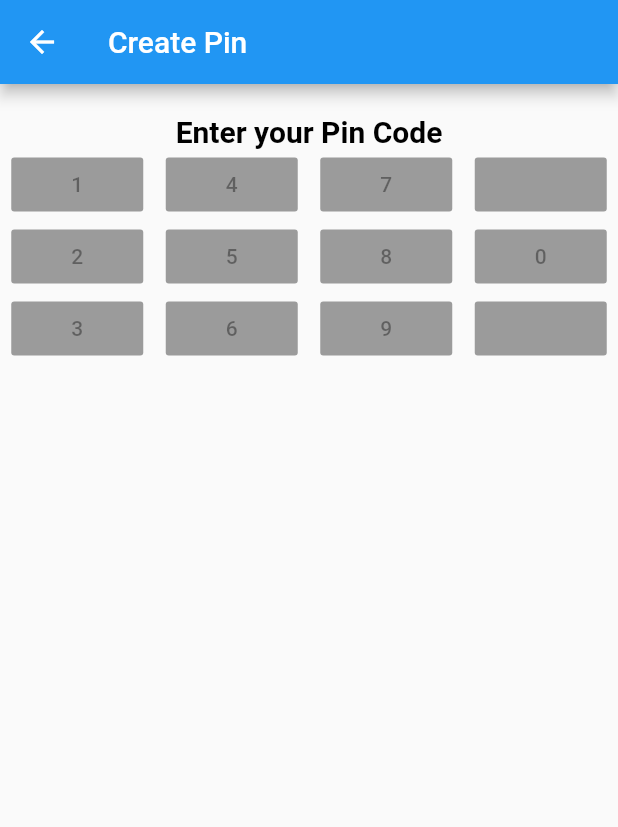
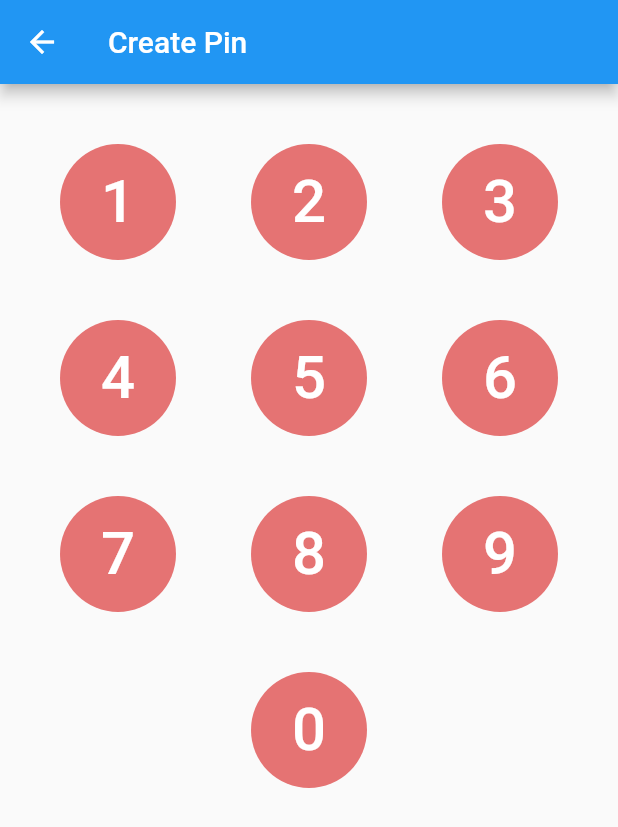
Before and after one commit to rodydavis/flutter_login, a Flutter app: the PinCodeCreate screen opened directly, on a phone screen of 412 x 824 dp. Shown: the top 827 px of the screen. Run offline on Flutter 3.47's test engine with Material 2 defaults, Android fonts, the phone set to English and light mode, and no system bars; our stand-ins replace local_auth.

Commit message:
Added Pin Code Screens
Just a View currently, Buttons do not do anything yet

```diff
--- a/lib/authentication/pincode_create.dart
+++ b/lib/authentication/pincode_create.dart
@@ -8,121 +8,155 @@ class PinCodeCreate extends StatelessWidget {
         appBar: new AppBar(
           title: new Text("Create Pin"),
         ),
-      body: new Center(
-          child: new Column(
+        body: new GridView.count(
+          primary: false,
+          padding: const EdgeInsets.all(20.0),
+          crossAxisSpacing: 10.0,
+          crossAxisCount: 3,
           children: <Widget>[
-          new Container(height: 20.0),
-          new Text(
-            'Enter your Pin Code',
+            new Padding(
+              padding: new EdgeInsets.all(20.0),
+              child: new FloatingActionButton(
+                  elevation: 0.0,
+                  heroTag: "1",
+                  child: new Text('1',
                       style: new TextStyle(
-              color: Colors.black,
-              fontWeight: FontWeight.bold,
-              fontSize: 20.0,
+                        fontSize: 40.0,
+                        fontFamily: 'Roboto',
+                        color: Colors.white,
+                      )),
+                  backgroundColor: new Color(0xFFE57373),
+                  onPressed: () {}),
             ),
+            new Padding(
+              padding: new EdgeInsets.all(20.0),
+              child: new FloatingActionButton(
+                  elevation: 0.0,
+                  heroTag: "2",
+                  child: new Text('2',
+                      style: new TextStyle(
+                        fontSize: 40.0,
+                        fontFamily: 'Roboto',
+                        color: Colors.white,
+                      )),
+                  backgroundColor: new Color(0xFFE57373),
+                  onPressed: () {}),
             ),
-          new Row(
-            children: <Widget>[
-              new Expanded(
-                child: new Column(
-                  children: <Widget>[
-                    new Expanded(
-                      child: new RaisedButton(
-                        child: new Text('1'),
-                        onPressed: null,
+            new Padding(
+              padding: new EdgeInsets.all(20.0),
+              child: new FloatingActionButton(
+                  elevation: 0.0,
+                  heroTag: "3",
+                  child: new Text('3',
+                      style: new TextStyle(
+                        fontSize: 40.0,
+                        fontFamily: 'Roboto',
+                        color: Colors.white,
+                      )),
+                  backgroundColor: new Color(0xFFE57373),
+                  onPressed: () {}),
             ),
+            new Padding(
+              padding: new EdgeInsets.all(20.0),
+              child: new FloatingActionButton(
+                  elevation: 0.0,
+                  heroTag: "4",
+                  child: new Text('4',
+                      style: new TextStyle(
+                        fontSize: 40.0,
+                        fontFamily: 'Roboto',
+                        color: Colors.white,
+                      )),
+                  backgroundColor: new Color(0xFFE57373),
+                  onPressed: () {}),
             ),
-                    new Expanded(
-                      child: new RaisedButton(
-                        child: new Text('2'),
-                        onPressed: null,
+            new Padding(
+              padding: new EdgeInsets.all(20.0),
+              child: new FloatingActionButton(
+                  elevation: 0.0,
+                  heroTag: "5",
+                  child: new Text('5',
+                      style: new TextStyle(
+                        fontSize: 40.0,
+                        fontFamily: 'Roboto',
+                        color: Colors.white,
+                      )),
+                  backgroundColor: new Color(0xFFE57373),
+                  onPressed: () {}),
             ),
+            new Padding(
+              padding: new EdgeInsets.all(20.0),
+              child: new FloatingActionButton(
+                  elevation: 0.0,
+                  heroTag: "6",
+                  child: new Text('6',
+                      style: new TextStyle(
+                        fontSize: 40.0,
+                        fontFamily: 'Roboto',
+                        color: Colors.white,
+                      )),
+                  backgroundColor: new Color(0xFFE57373),
+                  onPressed: () {}),
             ),
-                    new Expanded(
-                      child: new RaisedButton(
-                        child: new Text('3'),
-                        onPressed: null,
+            new Padding(
+              padding: new EdgeInsets.all(20.0),
+              child: new FloatingActionButton(
+                  elevation: 0.0,
+                  heroTag: "7",
+                  child: new Text('7',
+                      style: new TextStyle(
+                        fontSize: 40.0,
+                        fontFamily: 'Roboto',
+                        color: Colors.white,
+                      )),
+                  backgroundColor: new Color(0xFFE57373),
+                  onPressed: () {}),
             ),
+            new Padding(
+              padding: new EdgeInsets.all(20.0),
+              child: new FloatingActionButton(
+                  elevation: 0.0,
+                  heroTag: "8",
+                  child: new Text('8',
+                      style: new TextStyle(
+                        fontSize: 40.0,
+                        fontFamily: 'Roboto',
+                        color: Colors.white,
+                      )),
+                  backgroundColor: new Color(0xFFE57373),
+                  onPressed: () {}),
             ),
+            new Padding(
+              padding: new EdgeInsets.all(20.0),
+              child: new FloatingActionButton(
+                  elevation: 0.0,
+                  heroTag: "9",
+                  child: new Text('9',
+                      style: new TextStyle(
+                        fontSize: 40.0,
+                        fontFamily: 'Roboto',
+                        color: Colors.white,
+                      )),
+                  backgroundColor: new Color(0xFFE57373),
+                  onPressed: () {}),
+            ),
+            new Text(''),
+            new Padding(
+              padding: new EdgeInsets.all(20.0),
+              child: new FloatingActionButton(
+                  elevation: 0.0,
+                  heroTag: "0",
+                  child: new Text('0',
+                      style: new TextStyle(
+                        fontSize: 40.0,
+                        fontFamily: 'Roboto',
+                        color: Colors.white,
+                      )),
+                  backgroundColor: new Color(0xFFE57373),
+                  onPressed: () {}),
+            ),
+            new Text(''),
           ],
-                ),
-              ),
-              new Expanded(
-                child: new Column(
-                  children: <Widget>[
-                    new Expanded(
-                      child: new RaisedButton(
-                        child: new Text('4'),
-                        onPressed: null,
-                      ),
-                    ),
-                    new Expanded(
-                      child: new RaisedButton(
-                        child: new Text('5'),
-                        onPressed: null,
-                      ),
-                    ),
-                    new Expanded(
-                      child: new RaisedButton(
-                        child: new Text('6'),
-                        onPressed: null,
-                      ),
-                    ),
-                  ],
-                ),
-              ),
-              new Expanded(
-                child: new Column(
-                  children: <Widget>[
-                    new Expanded(
-                      child: new RaisedButton(
-                        child: new Text('7'),
-                        onPressed: null,
-                      ),
-                    ),
-                    new Expanded(
-                      child: new RaisedButton(
-                        child: new Text('8'),
-                        onPressed: null,
-                      ),
-                    ),
-                    new Expanded(
-                      child: new RaisedButton(
-                        child: new Text('9'),
-                        onPressed: null,
-                      ),
-                    ),
-                  ],
-                ),
-              ),
-              new Expanded(
-                child: new Column(
-                  children: <Widget>[
-                    new Expanded(
-                      child: new RaisedButton(
-                        child: new Text(''),
-                        onPressed: null,
-                      ),
-                    ),
-                    new Expanded(
-                      child: new RaisedButton(
-                        child: new Text('0'),
-                        onPressed: null,
-                      ),
-                    ),
-                    new Expanded(
-                      child: new RaisedButton(
-                        child: new Text(''),
-                        onPressed: null,
-                      ),
-                    ),
-                  ],
-                ),
-              )
-            ],
-          )
-        ],
-      )
-      ),
-    );
+        ));
   }
 }
--- a/lib/main.dart
+++ b/lib/main.dart
@@ -226,10 +226,10 @@ class LoginPageState extends State<LoginPage> {
     });
 
     if (_authorized.contains('Authorized')) {
+      //Todo: Get Saved Username and Password from Shared Preferences or SQLite
       String savedUsername = "Test";
       String savedPassword = "Test";
 
-      //Todo: Get Saved Username and Password from Shared Preferences or SQLite
       tryLogin(savedUsername, savedPassword);
     }
   }
```
Also changed, not shown: lib/authentication/pincode_verify.dart (+134 -57 lines). Lines whose indentation alone changed are shown as unchanged.
